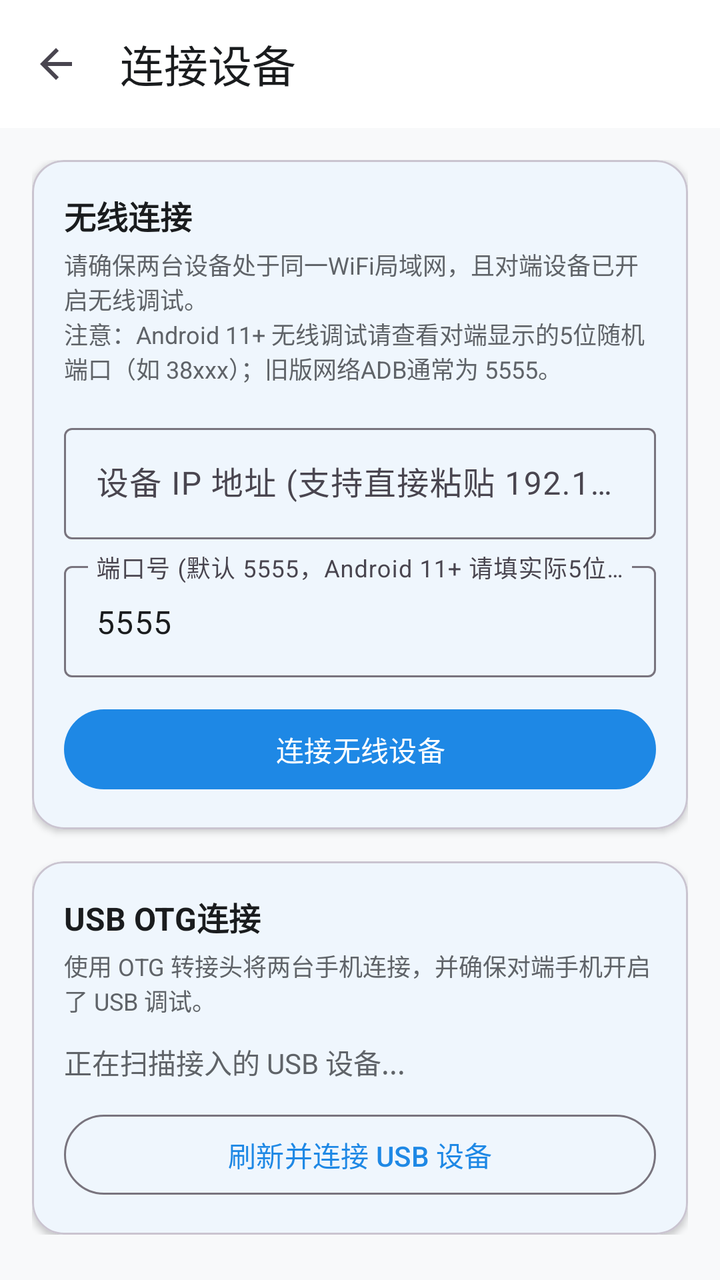
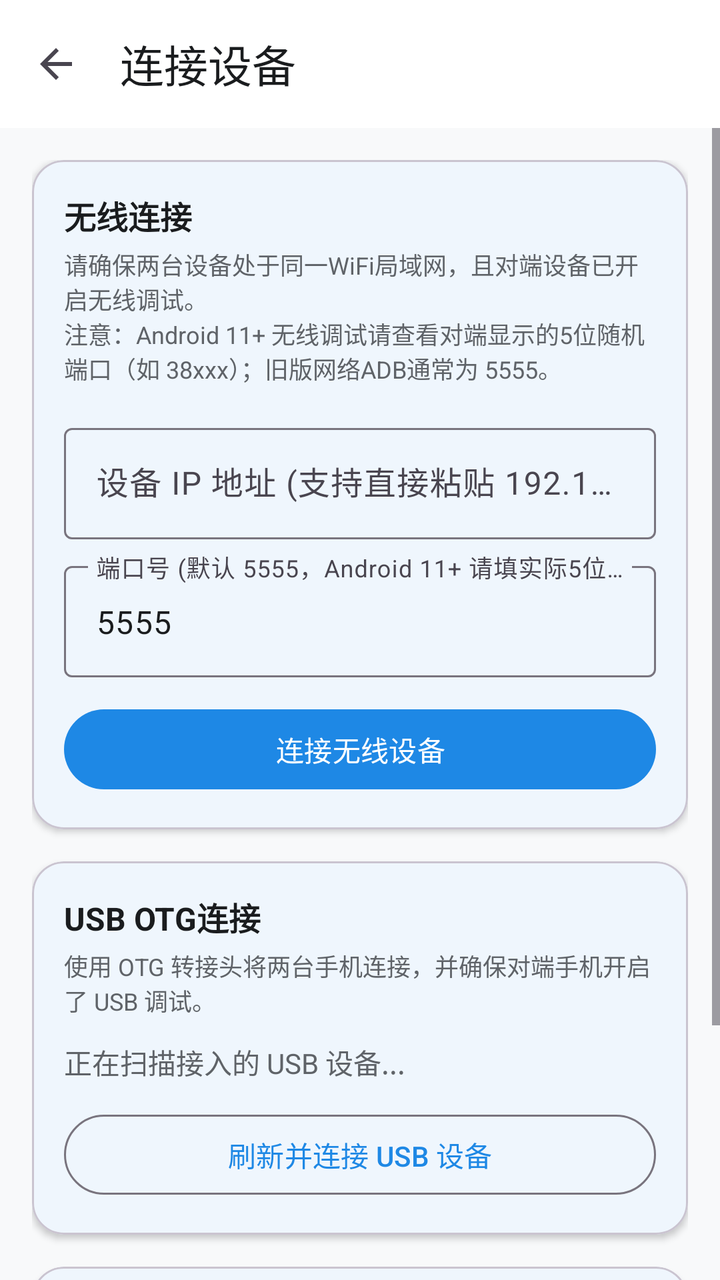

Before-and-after screenshots of an Android layout around one commit, followed by the original layout XML and the change that was made.
<!-- AndroidManifest.xml: application theme Theme.ADBToolbox -->
<!-- res/layout/activity_connect.xml -->
<?xml version="1.0" encoding="utf-8"?>
<LinearLayout xmlns:android="http://schemas.android.com/apk/res/android"
    xmlns:app="http://schemas.android.com/apk/res-auto"
    android:layout_width="match_parent"
    android:layout_height="match_parent"
    android:background="@color/background"
    android:orientation="vertical">

    <com.google.android.material.appbar.MaterialToolbar
        android:id="@+id/toolbar"
        android:layout_width="match_parent"
        android:layout_height="?attr/actionBarSize"
        android:background="@color/surface"
        app:navigationIcon="?attr/homeAsUpIndicator"
        app:title="连接设备"
        app:titleTextColor="@color/text_primary" />

    <ScrollView
        android:layout_width="match_parent"
        android:layout_height="match_parent">

        <LinearLayout
            android:layout_width="match_parent"
            android:layout_height="wrap_content"
            android:orientation="vertical"
            android:padding="16dp">

            
            <com.google.android.material.card.MaterialCardView
                android:layout_width="match_parent"
                android:layout_height="wrap_content"
                app:cardCornerRadius="16dp"
                app:cardElevation="2dp">

                <LinearLayout
                    android:layout_width="match_parent"
                    android:layout_height="wrap_content"
                    android:orientation="vertical"
                    android:padding="16dp">

                    <TextView
                        android:layout_width="wrap_content"
                        android:layout_height="wrap_content"
                        android:text="@string/wireless_connect"
                        android:textColor="@color/text_primary"
                        android:textSize="16sp"
                        android:textStyle="bold" />

                    <TextView
                        android:layout_width="wrap_content"
                        android:layout_height="wrap_content"
                        android:layout_marginTop="4dp"
                        android:text="请确保两台设备处于同一WiFi局域网，且对端设备已开启无线调试。\n注意：Android 11+ 无线调试请查看对端显示的5位随机端口（如 38xxx）；旧版网络ADB通常为 5555。"
                        android:textColor="@color/text_secondary"
                        android:textSize="12sp" />

                    <com.google.android.material.textfield.TextInputLayout
                        android:layout_width="match_parent"
                        android:layout_height="wrap_content"
                        android:layout_marginTop="16dp"
                        android:hint="设备 IP 地址 (支持直接粘贴 192.168.1.100:38421)">

                        <com.google.android.material.textfield.TextInputEditText
                            android:id="@+id/etIpAddress"
                            android:layout_width="match_parent"
                            android:layout_height="wrap_content"
                            android:inputType="textUri"
                            android:textColor="@color/text_primary" />
                    </com.google.android.material.textfield.TextInputLayout>

                    <com.google.android.material.textfield.TextInputLayout
                        android:layout_width="match_parent"
                        android:layout_height="wrap_content"
                        android:layout_marginTop="8dp"
                        android:hint="端口号 (默认 5555，Android 11+ 请填实际5位端口)">

                        <com.google.android.material.textfield.TextInputEditText
                            android:id="@+id/etPort"
                            android:layout_width="match_parent"
                            android:layout_height="wrap_content"
                            android:inputType="number"
                            android:text="5555"
                            android:textColor="@color/text_primary" />
                    </com.google.android.material.textfield.TextInputLayout>

                    <TextView
                        android:id="@+id/tvWifiStatus"
                        android:layout_width="match_parent"
                        android:layout_height="wrap_content"
                        android:layout_marginTop="8dp"
                        android:textColor="@color/primary"
                        android:textSize="13sp"
                        android:visibility="gone" />

                    <com.google.android.material.button.MaterialButton
                        android:id="@+id/btnConnectWifi"
                        android:layout_width="match_parent"
                        android:layout_height="wrap_content"
                        android:layout_marginTop="12dp"
                        android:text="连接无线设备" />

                    
                    <TextView
                        android:id="@+id/tvHistoryTitle"
                        android:layout_width="wrap_content"
                        android:layout_height="wrap_content"
                        android:layout_marginTop="16dp"
                        android:text="历史连接"
                        android:textColor="@color/text_secondary"
                        android:textSize="12sp"
                        android:visibility="gone" />

                    <com.google.android.material.chip.ChipGroup
                        android:id="@+id/chipGroupHistory"
                        android:layout_width="match_parent"
                        android:layout_height="wrap_content"
                        android:layout_marginTop="4dp"
                        android:visibility="gone" />

                </LinearLayout>

            </com.google.android.material.card.MaterialCardView>

            
            <com.google.android.material.card.MaterialCardView
                android:layout_width="match_parent"
                android:layout_height="wrap_content"
                android:layout_marginTop="16dp"
                app:cardCornerRadius="16dp"
                app:cardElevation="2dp">

                <LinearLayout
                    android:layout_width="match_parent"
                    android:layout_height="wrap_content"
                    android:orientation="vertical"
                    android:padding="16dp">

                    <TextView
                        android:layout_width="wrap_content"
                        android:layout_height="wrap_content"
                        android:text="@string/usb_otg_connect"
                        android:textColor="@color/text_primary"
                        android:textSize="16sp"
                        android:textStyle="bold" />

                    <TextView
                        android:layout_width="wrap_content"
                        android:layout_height="wrap_content"
                        android:layout_marginTop="4dp"
                        android:text="使用 OTG 转接头将两台手机连接，并确保对端手机开启了 USB 调试。"
                        android:textColor="@color/text_secondary"
                        android:textSize="12sp" />

                    <TextView
                        android:id="@+id/tvUsbDevices"
                        android:layout_width="wrap_content"
                        android:layout_height="wrap_content"
                        android:layout_marginTop="12dp"
                        android:text="正在扫描接入的 USB 设备..."
                        android:textColor="@color/text_secondary" />

                    <com.google.android.material.button.MaterialButton
                        android:id="@+id/btnScanUsb"
                        style="@style/Widget.Material3.Button.OutlinedButton"
                        android:layout_width="match_parent"
                        android:layout_height="wrap_content"
                        android:layout_marginTop="12dp"
                        android:text="刷新并连接 USB 设备" />

                </LinearLayout>

            </com.google.android.material.card.MaterialCardView>

        </LinearLayout>

    </ScrollView>

</LinearLayout>
<!-- resources referenced by this layout -->
<resources>
  <color name="background">#F8F9FA</color>
  <color name="primary">#1E88E5</color>
  <color name="surface">#FFFFFF</color>
  <color name="text_primary">#1A1C1E</color>
  <color name="text_secondary">#5F6368</color>
  <string name="usb_otg_connect">USB OTG连接</string>
  <string name="wireless_connect">无线连接</string>
  <style name="Theme.ADBToolbox" parent="Theme.Material3.DayNight.NoActionBar">
          <item name="colorPrimary">@color/primary</item>
          <item name="colorOnPrimary">#FFFFFF</item>
          <item name="colorPrimaryContainer">@color/primary_container</item>
          <item name="colorOnPrimaryContainer">@color/on_primary_container</item>
          <item name="colorSecondary">@color/accent</item>
          <item name="colorSurface">@color/surface</item>
          <item name="colorOnSurface">@color/text_primary</item>
          <item name="android:statusBarColor">@color/surface</item>
          <item name="android:windowLightStatusBar">true</item>
          <item name="android:colorBackground">@color/background</item>
      </style>
  <color name="primary_container">#E3F2FD</color>
  <color name="on_primary_container">#0D47A1</color>
  <color name="accent">#00ACC1</color>
</resources>

<!-- the commit's change to res/layout/activity_connect.xml (unified diff, before → after) -->
@@ -171,6 +171,66 @@
 
             </com.google.android.material.card.MaterialCardView>
 
+            
+            <com.google.android.material.card.MaterialCardView
+                android:layout_width="match_parent"
+                android:layout_height="wrap_content"
+                android:layout_marginTop="16dp"
+                app:cardCornerRadius="16dp"
+                app:cardElevation="2dp">
+
+                <LinearLayout
+                    android:layout_width="match_parent"
+                    android:layout_height="wrap_content"
+                    android:orientation="vertical"
+                    android:padding="16dp">
+
+                    <TextView
+                        android:layout_width="wrap_content"
+                        android:layout_height="wrap_content"
+                        android:text="ADB 配对密钥管理"
+                        android:textColor="@color/text_primary"
+                        android:textSize="16sp"
+                        android:textStyle="bold" />
+
+                    <TextView
+                        android:layout_width="wrap_content"
+                        android:layout_height="wrap_content"
+                        android:layout_marginTop="4dp"
+                        android:text="导出本机的 ADB 配对公私钥文件，重新安装或换机后可直接导入，无需重新在对端设备授权确认！"
+                        android:textColor="@color/text_secondary"
+                        android:textSize="12sp" />
+
+                    <LinearLayout
+                        android:layout_width="match_parent"
+                        android:layout_height="wrap_content"
+                        android:layout_marginTop="12dp"
+                        android:orientation="horizontal">
+
+                        <com.google.android.material.button.MaterialButton
+                            android:id="@+id/btnExportKeys"
+                            style="@style/Widget.Material3.Button.OutlinedButton"
+                            android:layout_width="0dp"
+                            android:layout_height="wrap_content"
+                            android:layout_weight="1"
+                            android:layout_marginEnd="6dp"
+                            android:text="备份/导出密钥" />
+
+                        <com.google.android.material.button.MaterialButton
+                            android:id="@+id/btnImportKeys"
+                            style="@style/Widget.Material3.Button.OutlinedButton"
+                            android:layout_width="0dp"
+                            android:layout_height="wrap_content"
+                            android:layout_weight="1"
+                            android:layout_marginStart="6dp"
+                            android:text="恢复/导入密钥" />
+
+                    </LinearLayout>
+
+                </LinearLayout>
+
+            </com.google.android.material.card.MaterialCardView>
+
         </LinearLayout>
 
     </ScrollView>
